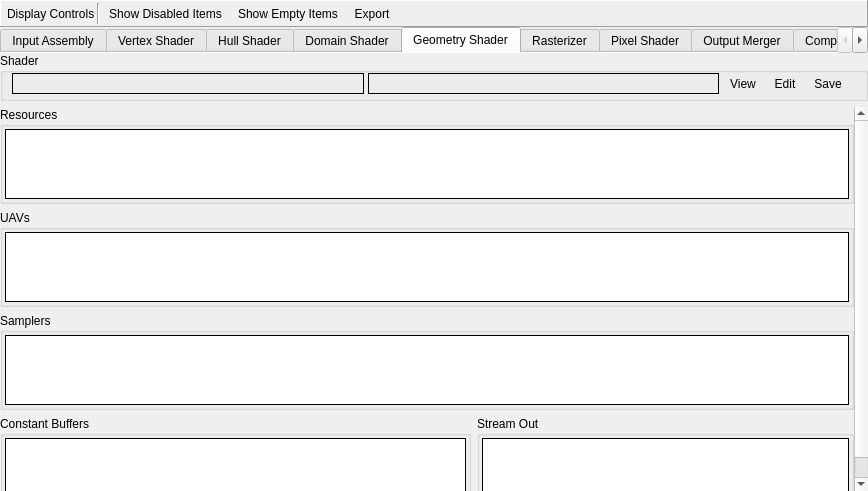
Old version of the form qrenderdoc/Windows/PipelineState/D3D12PipelineStateViewer.ui in the repository baldurk/renderdoc.
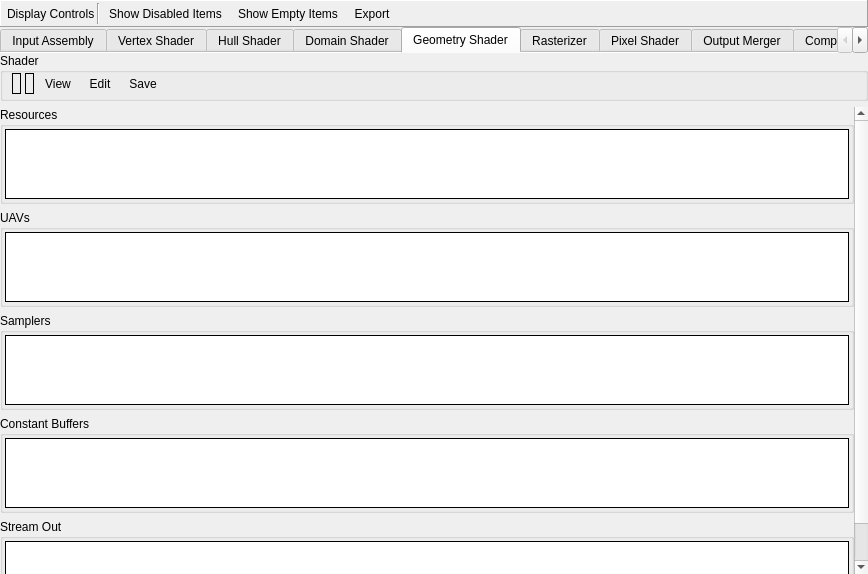
New version of the form. The open tabs and pages were chosen to show the change. Icons and pictures are not drawn. Custom widgets are drawn as their Qt base class.

Commit message: Use collapsing group boxes on pipeline state viewer

Patch:
```diff
--- a/qrenderdoc/Windows/PipelineState/D3D12PipelineStateViewer.ui
+++ b/qrenderdoc/Windows/PipelineState/D3D12PipelineStateViewer.ui
@@ -7,7 +7,7 @@
     <x>0</x>
     <y>0</y>
     <width>868</width>
-    <height>491</height>
+    <height>574</height>
    </rect>
   </property>
   <layout class="QVBoxLayout" name="verticalLayout">
@@ -1690,6 +1690,12 @@
             <property name="orientation">
              <enum>Qt::Horizontal</enum>
             </property>
+            <property name="sizeHint" stdset="0">
+             <size>
+              <width>0</width>
+              <height>0</height>
+             </size>
+            </property>
            </spacer>
           </item>
          </layout>
@@ -1709,7 +1715,7 @@
             <x>0</x>
             <y>0</y>
             <width>868</width>
-            <height>383</height>
+            <height>466</height>
            </rect>
           </property>
           <layout class="QVBoxLayout" name="verticalLayout_13">
@@ -1882,9 +1888,7 @@
             </widget>
            </item>
            <item>
-            <layout class="QHBoxLayout" name="soHLayout">
-             <item>
-              <widget class="QGroupBox" name="gsCBufferGroup">
+            <widget class="CollapseGroupBox" name="gsCBufferGroup">
                <property name="sizePolicy">
                 <sizepolicy hsizetype="Preferred" vsizetype="Expanding">
                  <horstretch>5</horstretch>
@@ -1936,7 +1940,7 @@
               </widget>
              </item>
              <item>
-              <widget class="QGroupBox" name="soGroup">
+            <widget class="CollapseGroupBox" name="soGroup">
                <property name="sizePolicy">
                 <sizepolicy hsizetype="Preferred" vsizetype="Preferred">
                  <horstretch>4</horstretch>
@@ -1988,8 +1992,6 @@
               </widget>
              </item>
             </layout>
-           </item>
-          </layout>
          </widget>
         </widget>
        </item>
@@ -4004,22 +4006,28 @@
   </layout>
  </widget>
  <customwidgets>
-  <customwidget>
-   <class>RDLabel</class>
-   <extends>QLabel</extends>
-   <header>Widgets/Extended/RDLabel.h</header>
-  </customwidget>
   <customwidget>
    <class>RDTreeWidget</class>
    <extends>QTreeView</extends>
    <header>Widgets/Extended/RDTreeWidget.h</header>
   </customwidget>
+  <customwidget>
+   <class>RDLabel</class>
+   <extends>QLabel</extends>
+   <header>Widgets/Extended/RDLabel.h</header>
+  </customwidget>
   <customwidget>
    <class>PipelineFlowChart</class>
    <extends>QFrame</extends>
    <header>Widgets/PipelineFlowChart.h</header>
    <container>1</container>
   </customwidget>
+  <customwidget>
+   <class>CollapseGroupBox</class>
+   <extends>QGroupBox</extends>
+   <header>Widgets/CollapseGroupBox.h</header>
+   <container>1</container>
+  </customwidget>
  </customwidgets>
  <resources>
   <include location="../../Resources/resources.qrc"/>
```
Left out of the diff: 86 changed lines with no effect on the pictures. Lines whose indentation alone changed are shown as unchanged. The commit also changes 3 other files.
